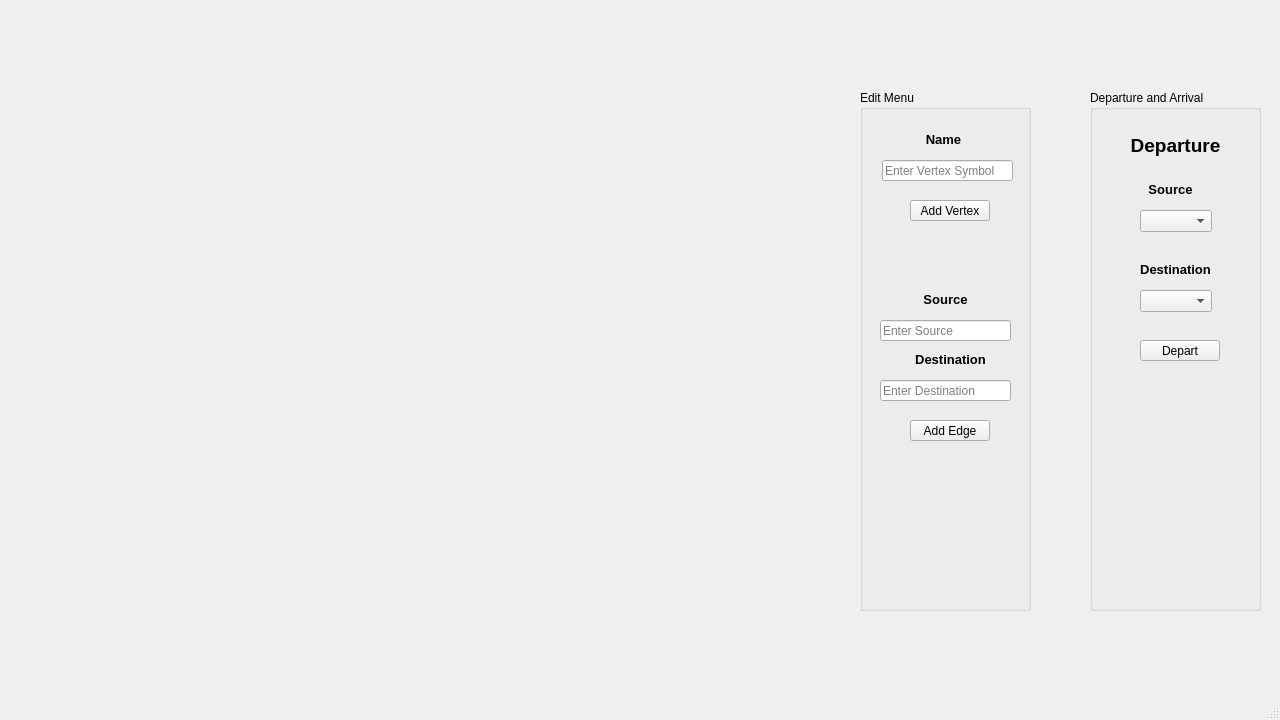
kazimhussain1/air-traffic-control, file AirTrafficContol/mainwindow.ui: the form before one commit.
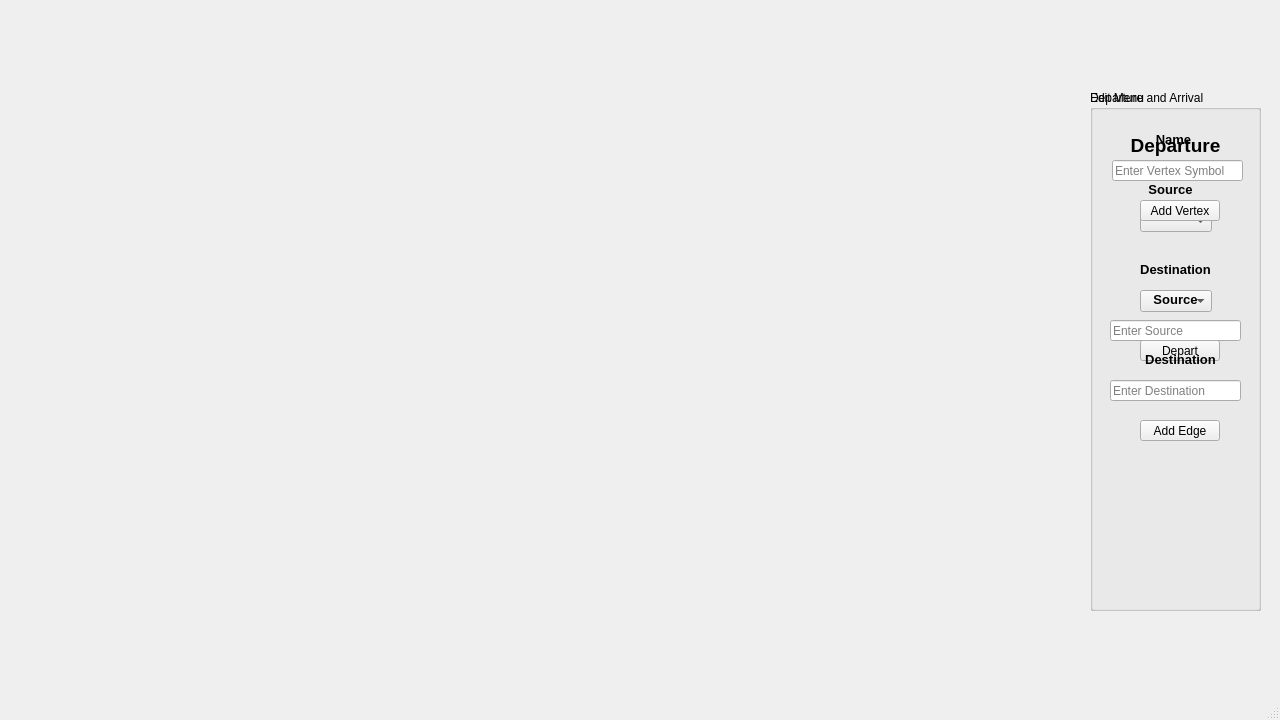
The form after the commit.

Patch:
```diff
--- a/AirTrafficContol/mainwindow.ui
+++ b/AirTrafficContol/mainwindow.ui
@@ -35,7 +35,7 @@
    <widget class="QGroupBox" name="groupBox">
     <property name="geometry">
      <rect>
-      <x>860</x>
+      <x>1090</x>
       <y>90</y>
       <width>171</width>
       <height>521</height>
```
